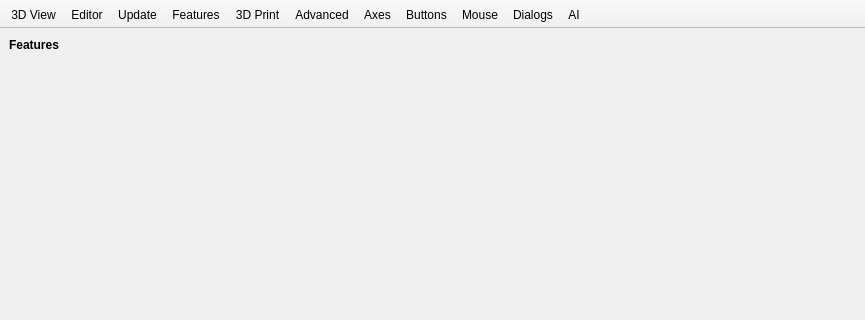
Qt form src/gui/Preferences.ui (openscad/openscad) before a commit; both pictures show x 0 to 865 and y 0 to 320 of the 865 by 860 pixel window.
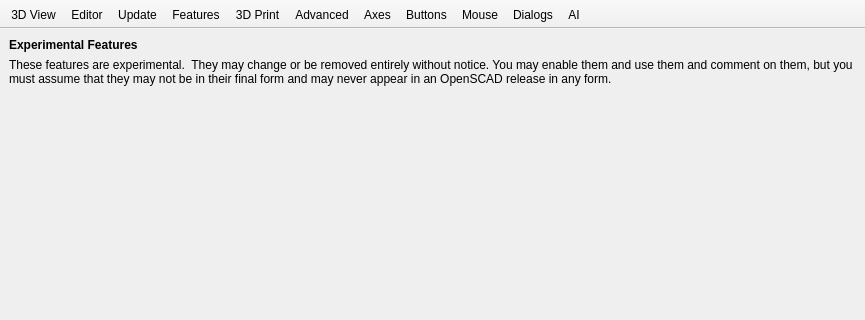
The same form after that commit. The open tabs and pages were chosen to show the change. Icons and pictures are not drawn. Custom widgets are drawn as their Qt base class.

Commit message:
Add an "experimental, may change or be removed without notice" warning to Preferences/Features.
Fixes #7008.

```diff
--- a/src/gui/Preferences.ui
+++ b/src/gui/Preferences.ui
@@ -1330,7 +1330,17 @@
              </font>
             </property>
             <property name="text">
-             <string>Features</string>
+             <string>Experimental Features</string>
+            </property>
+           </widget>
+          </item>
+          <item>
+           <widget class="QLabel" name="labelFeaturesDisclaimer">
+            <property name="wordWrap">
+             <bool>true</bool>
+            </property>
+            <property name="text">
+             <string>These features are experimental.  They may change or be removed entirely without notice. You may enable them and use them and comment on them, but you must assume that they may not be in their final form and may never appear in an OpenSCAD release in any form.</string>
             </property>
            </widget>
           </item>
```
